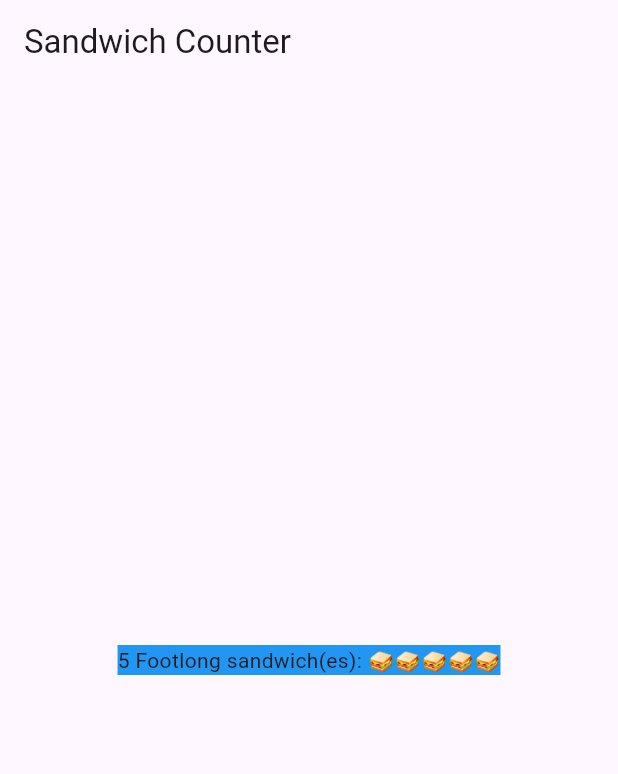
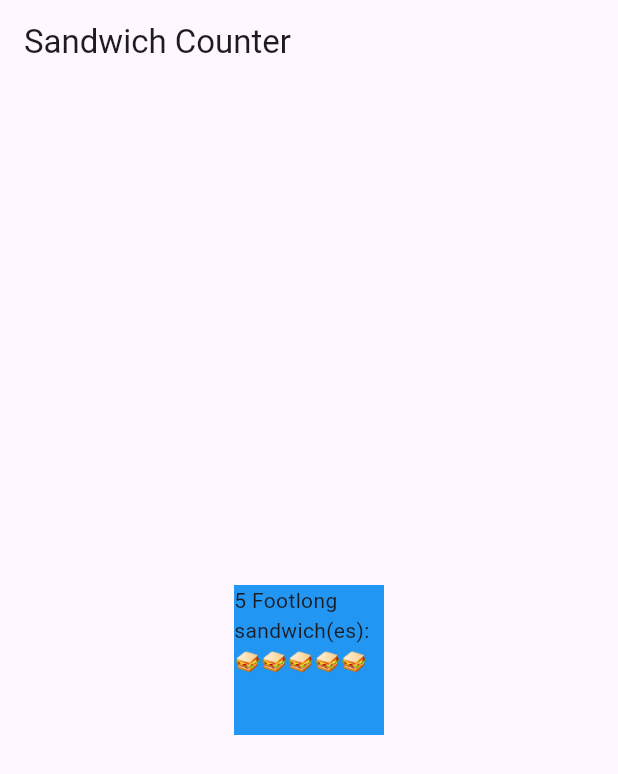
Before and after one commit to TimiOrejupe/sandwich_shop, a Flutter app: the screen it shows after launch, on a phone screen of 412 x 824 dp. Shown: the top 774 px of the screen. Run offline on Flutter 3.47's test engine with Material 3 defaults, Android fonts, the phone set to English and light mode, and no system bars.

Commit message:
row added

```diff
--- a/lib/main.dart
+++ b/lib/main.dart
@@ -18,8 +18,8 @@ class App extends StatelessWidget {
         body: Center(
           child: Container(
             color: Colors.blue,
-            width: 48.0
-            height: 48.0,
+            width: 100.0,
+            height: 100.0,
             child: const OrderItemDisplay(5, 'Footlong'),
           )
         ),
```
